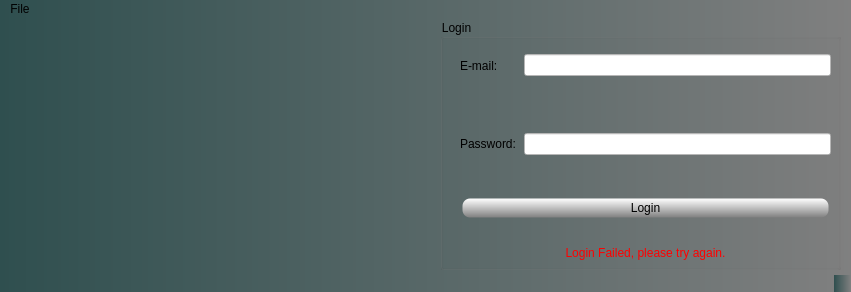
First picture: the form in ui/login_form.ui, repository dimizisis/scopus_app, before the edit.
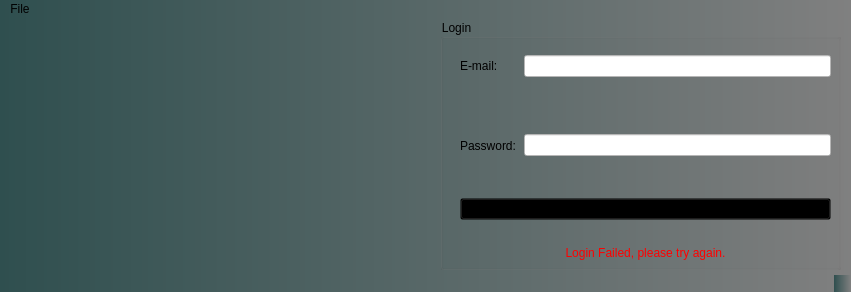
Second picture: the form after the edit. Icons and pictures are not drawn.

Commit message: Updated uis (not integrated)

The edit to the form file:
```diff
--- a/ui/login_form.ui
+++ b/ui/login_form.ui
@@ -156,10 +156,48 @@
         <item>
          <widget class="QPushButton" name="login_btn">
           <property name="styleSheet">
-           <string notr="true">background-color: qlineargradient(x1: 0, y1: 0, x2: 0, y2: 1, stop: 0 white, stop: 1 grey);
-border-style: solid;
-border-width: 5px;
-border-radius: 10px;</string>
+           <string notr="true">QPushButton
+{
+  background-color: qlineargradient(x1: 0, y1: 0, x2: 0, y2: 1,
+                                    stop: 0 darkslategray, stop: 1 rgb(80,80,80));
+  border: 1px solid rgb(20,20,20);
+  color: rgb(230,230,230);
+  padding: 4px 8px;
+}
+
+QPushButton:hover
+{
+  background-color: rgb(70,110,130);
+}
+
+QPushButton:pressed
+{
+  border-color: rgb(90,200,255);
+  padding: 1px -1px -1px 1px;
+}
+
+/**** QPushButton (checkable) ****/
+QPushButton:checked
+{
+  background-color: qlineargradient(x1: 0, y1: 0, x2: 0, y2: 1,
+                                    stop: 0 rgb(40,150,200), stop: 1 rgb(90,200,255));
+  color: rgb(20,20,20);
+}
+
+QPushButton:checked:hover
+{
+  background-color: rgb(70,110,130);
+}
+
+/**** QPushButton (disabled) ****/
+QPushButton:disabled
+{
+  background-color: qlineargradient(x1: 0, y1: 0, x2: 0, y2: 1,
+                                    stop: 0 rgb(160,160,160), stop: 1 rgb(120,120,120));
+  border-color: rgb(60,60,60);
+  color: rgb(40,40,40);
+}
+R</string>
           </property>
           <property name="text">
            <string>Login</string>
```
Left out of the diff: 4 changed lines with no effect on the pictures. The commit also changes 4 other files.
